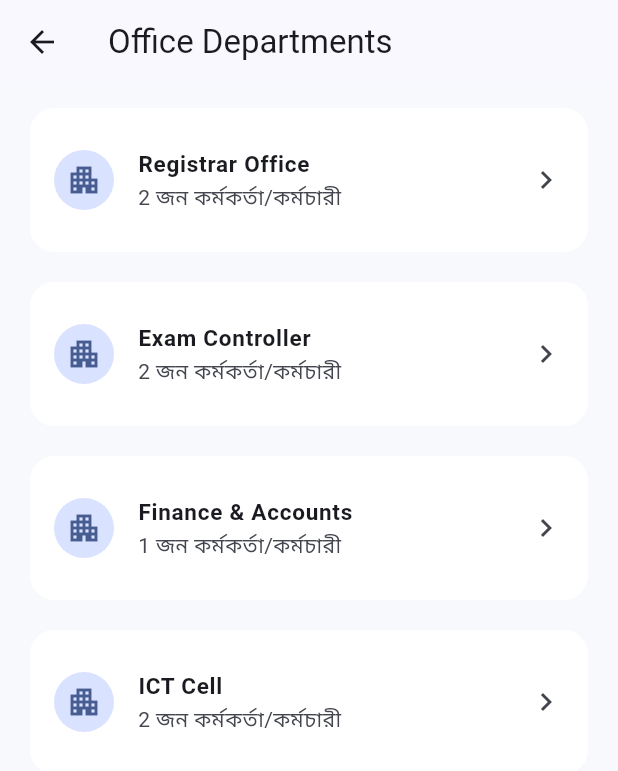
After one commit to creativehabib/nu-app, a Flutter app: the screen it shows after launch, after a tap on "Office Dept.", on a phone screen of 412 x 824 dp. The commit adds this screen. Shown: the top 771 px of the screen. Run offline on Flutter 3.47's test engine with Material 3 defaults, Android fonts, the phone set to English and light mode, and no system bars; network calls fail.

Commit message:
Add office department directory navigation

```diff
--- /dev/null
+++ b/lib/screens/department_list_screen.dart
@@ -0,0 +1,75 @@
+import 'package:flutter/material.dart';
+import 'package:provider/provider.dart';
+
+import '../providers/directory_provider.dart';
+import 'employee_list_screen.dart';
+
+class DepartmentListScreen extends StatelessWidget {
+  const DepartmentListScreen({super.key});
+
+  @override
+  Widget build(BuildContext context) {
+    final provider = context.watch<DirectoryProvider>();
+    final departments = provider.departments;
+
+    return Scaffold(
+      appBar: AppBar(
+        title: const Text('Office Departments'),
+      ),
+      body: provider.isLoading
+          ? const Center(child: CircularProgressIndicator())
+          : departments.isEmpty
+              ? const Center(child: Text('No departments available.'))
+              : ListView.builder(
+                  padding: const EdgeInsets.fromLTRB(16, 12, 16, 20),
+                  itemCount: departments.length,
+                  itemBuilder: (context, index) {
+                    final department = departments[index];
+                    return Padding(
+                      padding: const EdgeInsets.only(bottom: 12),
+                      child: Card(
+                        elevation: 0,
+                        color: Colors.white,
+                        shape: RoundedRectangleBorder(
+                          borderRadius: BorderRadius.circular(16),
+                        ),
+                        child: ListTile(
+                          contentPadding: const EdgeInsets.symmetric(
+                            horizontal: 16,
+                            vertical: 12,
+                          ),
+                          leading: CircleAvatar(
+                            backgroundColor:
+                                Theme.of(context).colorScheme.primaryContainer,
+                            child: Icon(
+                              Icons.apartment_outlined,
+                              color: Theme.of(context).colorScheme.primary,
+                            ),
+                          ),
+                          title: Text(
+                            department.name,
+                            style: const TextStyle(
+                              fontWeight: FontWeight.w600,
+                              fontSize: 15,
+                            ),
+                          ),
+                          subtitle: Text(
+                            '${department.employees.length} জন কর্মকর্তা/কর্মচারী',
+                          ),
+                          trailing: const Icon(Icons.chevron_right),
+                          onTap: () {
+                            Navigator.of(context).push(
+                              MaterialPageRoute<void>(
+                                builder: (_) =>
+                                    EmployeeListScreen(department: department),
+                              ),
+                            );
+                          },
+                        ),
+                      ),
+                    );
+                  },
+                ),
+    );
+  }
+}
--- a/lib/screens/home_screen.dart
+++ b/lib/screens/home_screen.dart
@@ -1,4 +1,6 @@
 import 'package:flutter/material.dart';
+
+import 'department_list_screen.dart';
 
 class HomeScreen extends StatelessWidget {
   const HomeScreen({super.key});
@@ -13,7 +15,17 @@ class HomeScreen extends StatelessWidget {
       _TaskItem(icon: Icons.receipt_long, label: 'Office Order'),
       _TaskItem(icon: Icons.rate_review, label: 'Exam Remark'),
       _TaskItem(icon: Icons.assignment, label: 'Assignment'),
-      _TaskItem(icon: Icons.account_tree, label: 'Directory'),
+      _TaskItem(
+        icon: Icons.account_tree,
+        label: 'Office Dept.',
+        onTap: () {
+          Navigator.of(context).push(
+            MaterialPageRoute<void>(
+              builder: (_) => const DepartmentListScreen(),
+            ),
+          );
+        },
+      ),
       _TaskItem(icon: Icons.insert_chart_outlined, label: 'Indicator'),
       _TaskItem(icon: Icons.photo_library, label: 'Gallery'),
       _TaskItem(icon: Icons.quiz, label: 'Res. Query'),
@@ -68,6 +80,7 @@ class HomeScreen extends StatelessWidget {
                       icon: task.icon,
                       label: task.label,
                       color: baseColor,
+                      onTap: task.onTap,
                     );
                   },
                 ),
@@ -109,10 +122,15 @@ class HomeScreen extends StatelessWidget {
 }
 
 class _TaskItem {
-  const _TaskItem({required this.icon, required this.label});
+  const _TaskItem({
+    required this.icon,
+    required this.label,
+    this.onTap,
+  });
 
   final IconData icon;
   final String label;
+  final VoidCallback? onTap;
 
   static const palette = [
     Color(0xFF7E57C2),
@@ -129,16 +147,23 @@ class _TaskTile extends StatelessWidget {
     required this.icon,
     required this.label,
     required this.color,
+    this.onTap,
   });
 
   final IconData icon;
   final String label;
   final Color color;
+  final VoidCallback? onTap;
 
   @override
   Widget build(BuildContext context) {
     final iconColor = Color.lerp(color, Colors.black, 0.2) ?? color;
-    return Container(
+    return Material(
+      color: Colors.transparent,
+      child: InkWell(
+        borderRadius: BorderRadius.circular(16),
+        onTap: onTap,
+        child: Ink(
           decoration: BoxDecoration(
             color: Colors.white,
             borderRadius: BorderRadius.circular(16),
@@ -175,6 +200,8 @@ class _TaskTile extends StatelessWidget {
               ),
             ],
           ),
+        ),
+      ),
     );
   }
 }
```
Lines whose indentation alone changed are shown as unchanged.
